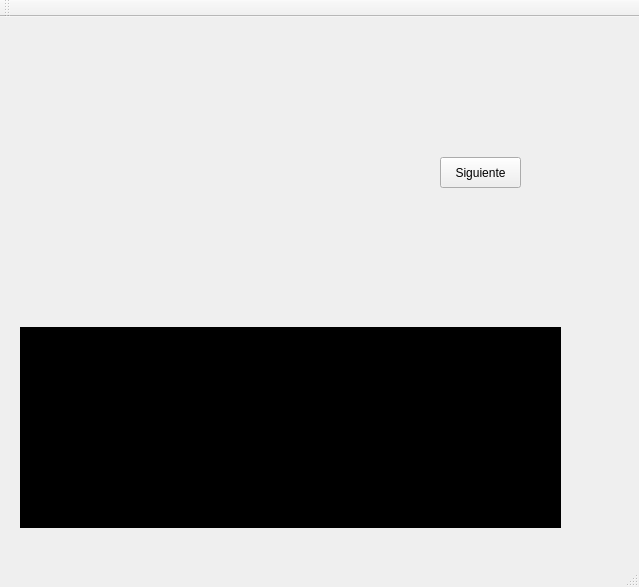
The window that EDD_Practica1/vstmain.ui (randolph182/EDD_201314112) describes before a commit, drawn with Qt 5.
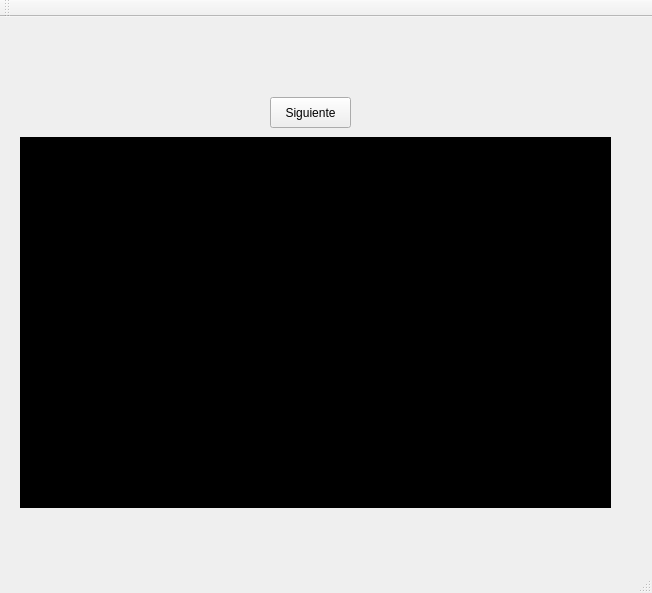
The same window after the commit.

```diff
--- a/EDD_Practica1/vstmain.ui
+++ b/EDD_Practica1/vstmain.ui
@@ -6,8 +6,8 @@
    <rect>
     <x>0</x>
     <y>0</y>
-    <width>639</width>
-    <height>587</height>
+    <width>652</width>
+    <height>593</height>
    </rect>
   </property>
   <property name="windowTitle">
@@ -17,8 +17,8 @@
    <widget class="QPushButton" name="btnSiguiente">
     <property name="geometry">
      <rect>
-      <x>440</x>
-      <y>140</y>
+      <x>270</x>
+      <y>80</y>
       <width>81</width>
       <height>31</height>
      </rect>
@@ -31,9 +31,9 @@
     <property name="geometry">
      <rect>
       <x>20</x>
-      <y>310</y>
-      <width>541</width>
-      <height>201</height>
+      <y>120</y>
+      <width>591</width>
+      <height>371</height>
      </rect>
     </property>
     <property name="font">
```
Left out of the diff: 2 changed lines with no effect on the pictures.
